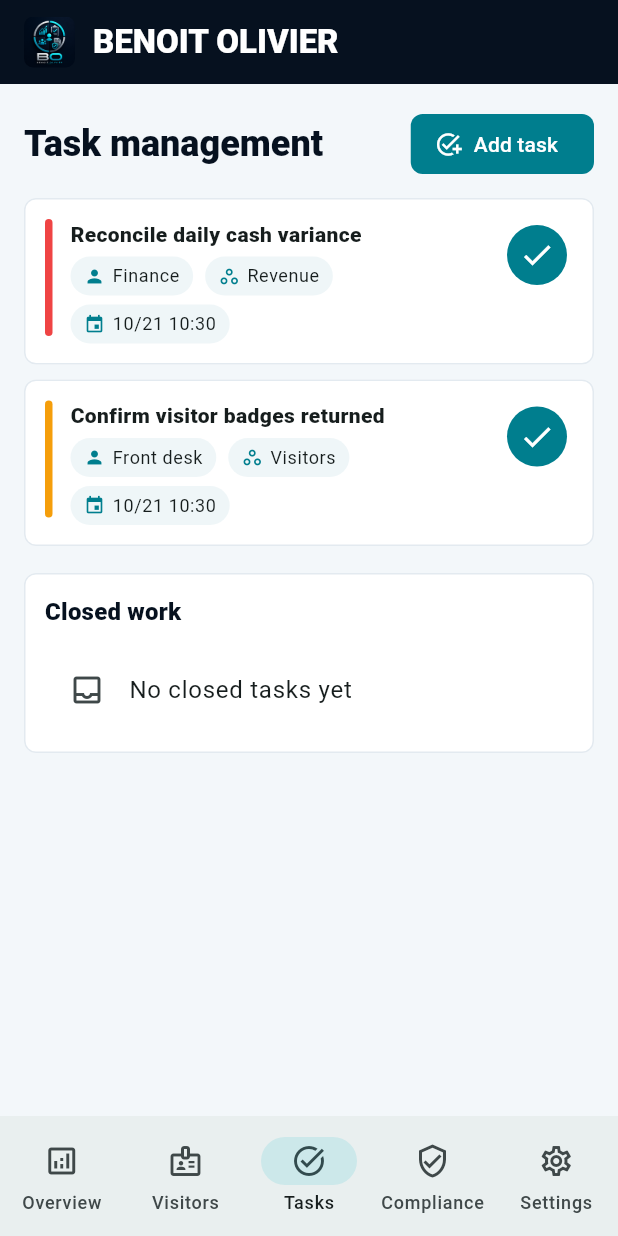
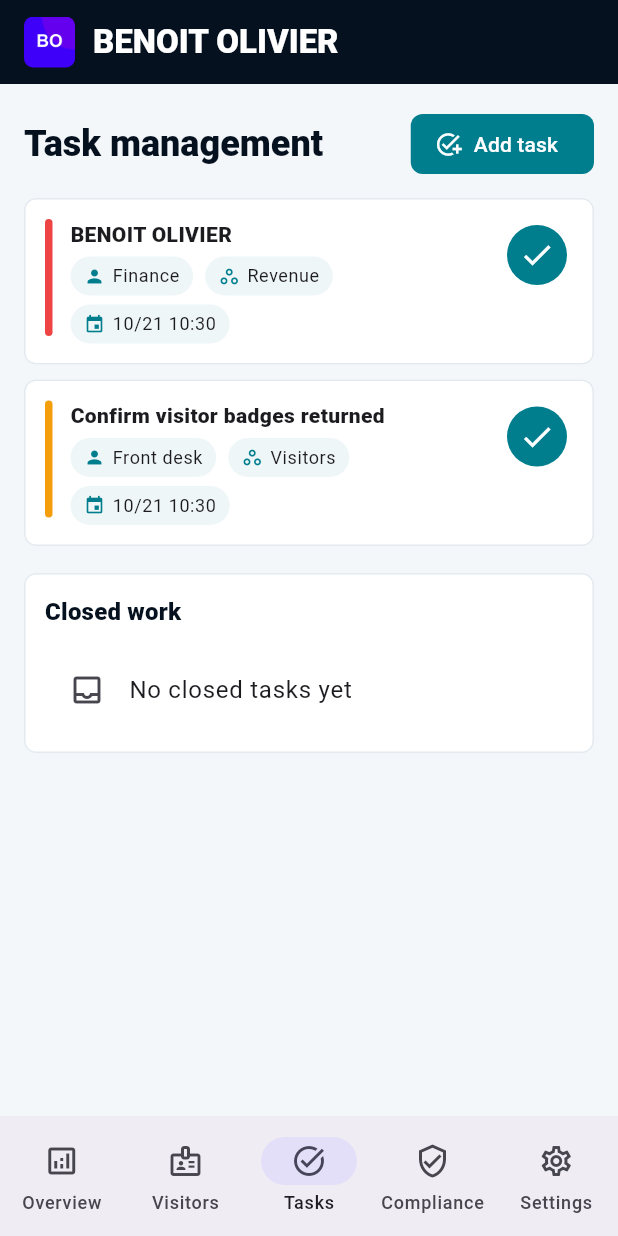
Before and after one commit to EOOrga/68d9d10a1299230338dbbdc7, a Flutter app: the screen it shows after launch, item 3 of the bottom bar chosen, on a phone screen of 412 x 824 dp. Run offline on Flutter 3.47's test engine with Material 3 defaults, Android fonts, the phone set to English and light mode, and no system bars; our stand-ins replace shared_preferences.

Commit message:
Create Flutter variant com.bagi.bogolo

```diff
--- a/lib/main.dart
+++ b/lib/main.dart
@@ -6,7 +6,7 @@ import 'package:shared_preferences/shared_preferences.dart';
 
 const _brandName = 'BENOIT OLIVIER';
 const _primaryNavy = Color(0xFF06111F);
-const _electricCyan = Color(0xFF04D9E8);
+const _electricCyan = Color(0xFF3F00FA);
 const _success = Color(0xFF2DD4BF);
 const _warning = Color(0xFFF59E0B);
 const _danger = Color(0xFFEF4444);
@@ -459,7 +459,7 @@ class OperationsState extends ChangeNotifier {
     tasks = [
       OpsTask(
         id: 't1',
-        title: 'Reconcile daily cash variance',
+        title: 'BENOIT OLIVIER',
         owner: 'Finance',
         area: 'Revenue',
         dueDate: now.add(const Duration(days: 1)),
--- a/pubspec.yaml
+++ b/pubspec.yaml
@@ -1,4 +1,4 @@
-name: benoit_olivier
+name: bogolo
 description: Local operations workspace for BENOIT OLIVIER.
 publish_to: 'none'
 version: 1.0.0+1
@@ -21,6 +21,8 @@ flutter_launcher_icons:
   android: true
   ios: false
   image_path: "docs/icon.png"
+  adaptive_icon_foreground: docs/icon.png
+  adaptive_icon_background: "#FA00BC"
   min_sdk_android: 23
 
 flutter:
```
Also changed, not shown: docs/icon.png, 11 other files.
